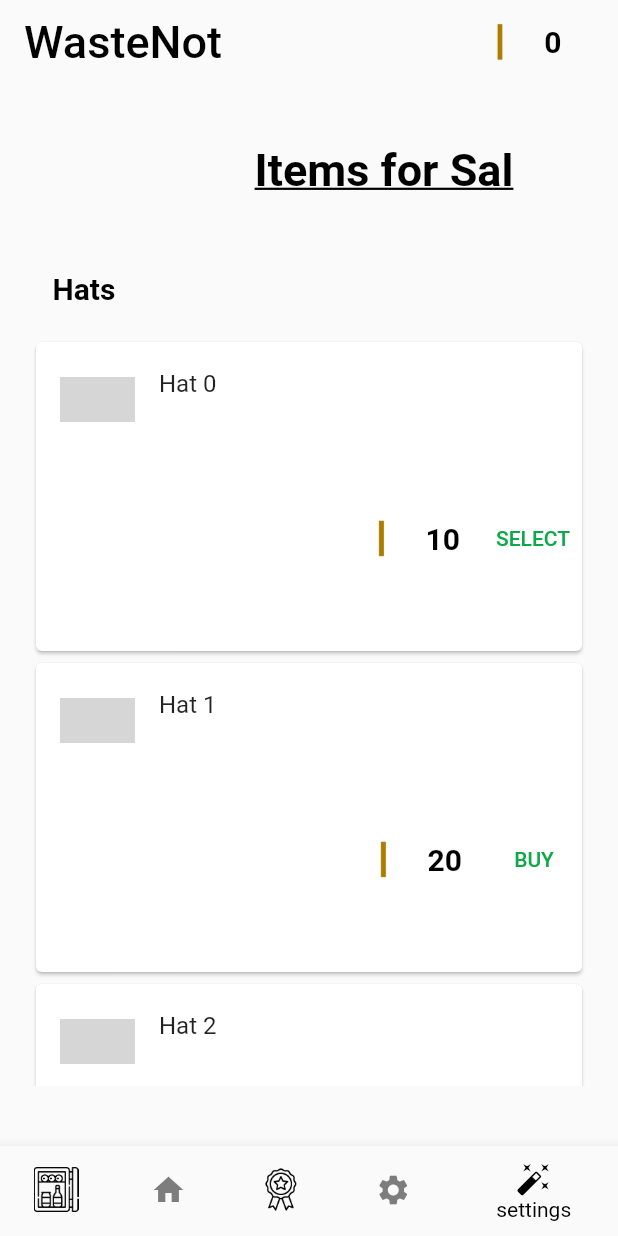
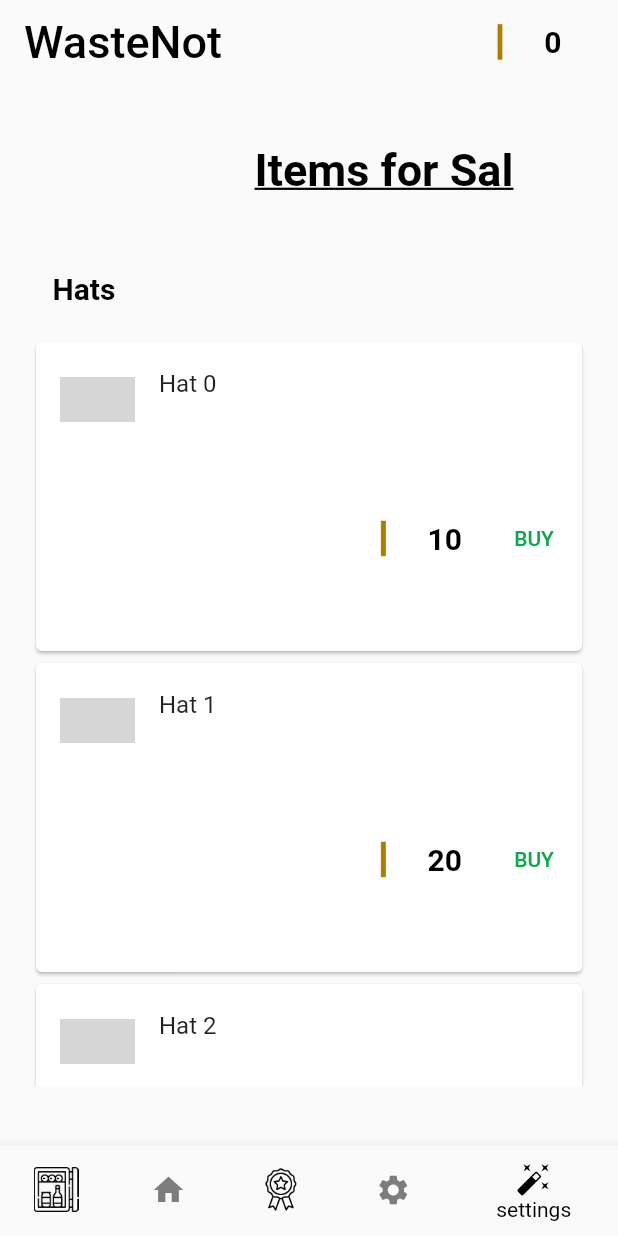
Before and after one commit to CelaniDe/flutter_demo_eestech, a Flutter app: the screen it shows once a user with an empty profile is signed in, item 5 of the bottom bar chosen, after a tap on "BUY", on a phone screen of 412 x 824 dp. Run offline on Flutter 3.47's test engine with Material 2 defaults, Android fonts, the light colour scheme and no system bars; our stand-ins replace cloud_firestore, firebase_auth, firebase_core, firebase_database, flutter_conditional_rendering; missing offline and left inert: barcode_scan2; accounts and stored records are empty; grey boxes are pictures that could not be loaded.

Commit message:
Conditional rendering

```diff
--- a/demo/lib/src/screens/customization.dart
+++ b/demo/lib/src/screens/customization.dart
@@ -72,7 +72,8 @@ class _customizationState extends State<customization> {
           .where('name', isEqualTo: newProduct.name)
           .get();
 
-      if (documentSnapshot == null) return false;
+      print(documentSnapshot.docs);
+      if (documentSnapshot.docs.isEmpty) return false;
       return true;
     }
     return false;
@@ -135,23 +136,33 @@ class _customizationState extends State<customization> {
                         CoinField(
                             coinImagePath: 'assets/coin.png',
                             coinCount: hat.price),
-                        hat.price > 10
-                            ? TextButton(
-                                child: const Text('BUY'),
-                                onPressed: () {
-                                  removePoints(hat.price);
-                                  addDigitalItem(
-                                      Product(hat.name, hat.price, hat.image));
-                                },
-                              )
-                            : TextButton(
-                                child: const Text('SELECT'),
-                                onPressed: () {
-                                  removePoints(hat.price);
-                                  addDigitalItem(
-                                      Product(hat.name, hat.price, hat.image));
-                                },
-                              ),
+                        FutureBuilder(
+                            future: hasBought(hat),
+                            builder: (context, snapshot) {
+                              if (snapshot.connectionState ==
+                                  ConnectionState.waiting) {
+                                return const CircularProgressIndicator();
+                              } else if (snapshot.hasData) {
+                                print(snapshot.data);
+                                if (snapshot.data as bool) {
+                                  return TextButton(
+                                    child: const Text('SELECT'),
+                                    onPressed: () {},
+                                  );
+                                } else {
+                                  return TextButton(
+                                    child: const Text('BUY'),
+                                    onPressed: () {
+                                      removePoints(hat.price);
+                                      addDigitalItem(Product(
+                                          hat.name, hat.price, hat.image));
+                                    },
+                                  );
+                                }
+                              } else {
+                                return Text("No data");
+                              }
+                            })
                         // Increase the space between cards
                       ],
                     ),
```
